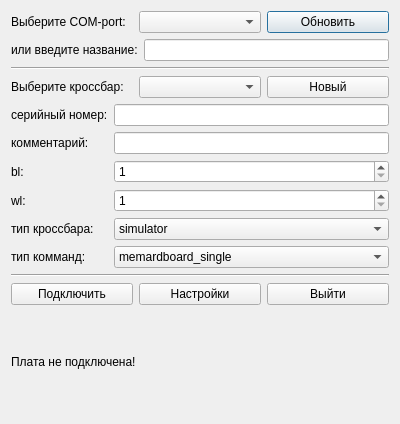
Above: gui/uies/connect.ui from neurocomputer/MemriBoard before the change. Below: the same form after it.
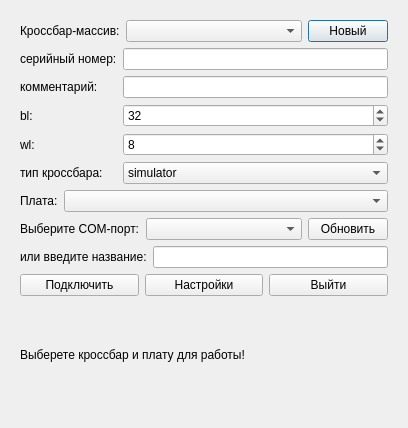
That is the form after the change.

```diff
--- a/gui/uies/connect.ui
+++ b/gui/uies/connect.ui
@@ -6,8 +6,8 @@
    <rect>
     <x>0</x>
     <y>0</y>
-    <width>400</width>
-    <height>424</height>
+    <width>408</width>
+    <height>428</height>
    </rect>
   </property>
   <property name="sizePolicy">
@@ -19,55 +19,36 @@
   <property name="windowTitle">
    <string>Подключение</string>
   </property>
-  <layout class="QVBoxLayout" name="verticalLayout">
+  <layout class="QVBoxLayout" name="verticalLayout_2">
    <item>
-    <layout class="QHBoxLayout" name="horizontalLayout_2">
-     <item>
-      <widget class="QLabel" name="label">
-       <property name="text">
-        <string>Выберите COM-port:</string>
-       </property>
-      </widget>
-     </item>
+    <widget class="QWidget" name="widget" native="true">
+     <property name="sizePolicy">
+      <sizepolicy hsizetype="Minimum" vsizetype="Minimum">
+       <horstretch>0</horstretch>
+       <verstretch>0</verstretch>
+      </sizepolicy>
+     </property>
+     <layout class="QVBoxLayout" name="verticalLayout_3">
      <item>
-      <widget class="QComboBox" name="combo_com_name"/>
-     </item>
-     <item>
-      <widget class="QPushButton" name="button_update">
-       <property name="text">
-        <string>Обновить</string>
-       </property>
-      </widget>
-     </item>
-    </layout>
-   </item>
-   <item>
-    <layout class="QHBoxLayout" name="horizontalLayout_3">
-     <item>
-      <widget class="QLabel" name="label_2">
-       <property name="text">
-        <string>или введите название:</string>
-       </property>
-      </widget>
-     </item>
-     <item>
-      <widget class="QLineEdit" name="edit_com_name"/>
-     </item>
-    </layout>
-   </item>
-   <item>
-    <widget class="Line" name="line">
-     <property name="orientation">
-      <enum>Qt::Horizontal</enum>
-     </property>
-    </widget>
-   </item>
+       <layout class="QVBoxLayout" name="central_layout">
+        <property name="sizeConstraint">
+         <enum>QLayout::SetMinimumSize</enum>
+        </property>
    <item>
     <layout class="QHBoxLayout" name="horizontalLayout">
+          <property name="sizeConstraint">
+           <enum>QLayout::SetMinimumSize</enum>
+          </property>
      <item>
-      <widget class="QLabel" name="label_3">
+           <widget class="QLabel" name="label">
+            <property name="sizePolicy">
+             <sizepolicy hsizetype="Maximum" vsizetype="Preferred">
+              <horstretch>0</horstretch>
+              <verstretch>0</verstretch>
+             </sizepolicy>
+            </property>
        <property name="text">
-        <string>Выберите кроссбар:</string>
+             <string>Кроссбар-массив:</string>
        </property>
       </widget>
      </item>
@@ -76,6 +57,12 @@
      </item>
      <item>
       <widget class="QPushButton" name="button_new_crossbar">
+            <property name="sizePolicy">
+             <sizepolicy hsizetype="Maximum" vsizetype="Fixed">
+              <horstretch>0</horstretch>
+              <verstretch>0</verstretch>
+             </sizepolicy>
+            </property>
        <property name="text">
         <string>Новый</string>
        </property>
@@ -84,113 +71,211 @@
     </layout>
    </item>
    <item>
-    <layout class="QGridLayout" name="new_cb_layout">
-     <item row="2" column="2">
-      <widget class="QSpinBox" name="edit_cb_bl">
-       <property name="minimum">
-        <number>1</number>
-       </property>
-      </widget>
-     </item>
-     <item row="3" column="2">
-      <widget class="QSpinBox" name="edit_cb_wl">
-       <property name="minimum">
-        <number>1</number>
-       </property>
-      </widget>
-     </item>
-     <item row="4" column="2">
-      <widget class="QComboBox" name="combo_cb_type">
-       <item>
+         <layout class="QGridLayout" name="gridLayout">
+          <property name="sizeConstraint">
+           <enum>QLayout::SetMinimumSize</enum>
+          </property>
+          <item row="2" column="0">
+           <widget class="QLabel" name="label_6">
+            <property name="sizePolicy">
+             <sizepolicy hsizetype="Maximum" vsizetype="Preferred">
+              <horstretch>0</horstretch>
+              <verstretch>0</verstretch>
+             </sizepolicy>
+            </property>
         <property name="text">
-         <string>simulator</string>
-        </property>
-       </item>
-       <item>
-        <property name="text">
-         <string>real</string>
-        </property>
-       </item>
-      </widget>
-     </item>
-     <item row="1" column="1">
-      <widget class="QLabel" name="label_5">
-       <property name="text">
-        <string>комментарий:</string>
-       </property>
-      </widget>
-     </item>
-     <item row="0" column="2">
-      <widget class="QLineEdit" name="edit_cb_serial"/>
-     </item>
-     <item row="3" column="1">
+             <string>bl:</string>
+            </property>
+           </widget>
+          </item>
+          <item row="3" column="0">
       <widget class="QLabel" name="label_7">
+            <property name="sizePolicy">
+             <sizepolicy hsizetype="Maximum" vsizetype="Preferred">
+              <horstretch>0</horstretch>
+              <verstretch>0</verstretch>
+             </sizepolicy>
+            </property>
        <property name="text">
         <string>wl:</string>
        </property>
       </widget>
      </item>
-     <item row="0" column="1">
+          <item row="4" column="0">
+           <widget class="QLabel" name="label_8">
+            <property name="sizePolicy">
+             <sizepolicy hsizetype="Maximum" vsizetype="Preferred">
+              <horstretch>0</horstretch>
+              <verstretch>0</verstretch>
+             </sizepolicy>
+            </property>
+            <property name="text">
+             <string>тип кроссбара:</string>
+            </property>
+           </widget>
+          </item>
+          <item row="1" column="0">
+           <widget class="QLabel" name="label_5">
+            <property name="sizePolicy">
+             <sizepolicy hsizetype="Maximum" vsizetype="Preferred">
+              <horstretch>0</horstretch>
+              <verstretch>0</verstretch>
+             </sizepolicy>
+            </property>
+            <property name="text">
+             <string>комментарий:</string>
+            </property>
+           </widget>
+          </item>
+          <item row="0" column="0">
       <widget class="QLabel" name="label_4">
+            <property name="sizePolicy">
+             <sizepolicy hsizetype="Maximum" vsizetype="Preferred">
+              <horstretch>0</horstretch>
+              <verstretch>0</verstretch>
+             </sizepolicy>
+            </property>
        <property name="text">
         <string>серийный номер:</string>
        </property>
       </widget>
      </item>
-     <item row="2" column="1">
-      <widget class="QLabel" name="label_6">
-       <property name="text">
-        <string>bl:</string>
-       </property>
-      </widget>
-     </item>
-     <item row="1" column="2">
+          <item row="0" column="1">
+           <widget class="QLineEdit" name="edit_cb_serial"/>
+          </item>
+          <item row="1" column="1">
       <widget class="QLineEdit" name="edit_cb_comment"/>
      </item>
+          <item row="2" column="1">
+           <widget class="QSpinBox" name="edit_cb_bl">
+            <property name="minimum">
+             <number>1</number>
+            </property>
+            <property name="maximum">
+             <number>64</number>
+            </property>
+            <property name="value">
+             <number>32</number>
+            </property>
+           </widget>
+          </item>
+          <item row="3" column="1">
+           <widget class="QSpinBox" name="edit_cb_wl">
+            <property name="minimum">
+             <number>1</number>
+            </property>
+            <property name="maximum">
+             <number>64</number>
+            </property>
+            <property name="value">
+             <number>8</number>
+            </property>
+           </widget>
+          </item>
      <item row="4" column="1">
-      <widget class="QLabel" name="label_8">
+           <widget class="QComboBox" name="combo_cb_type">
+            <item>
        <property name="text">
-        <string>тип кроссбара:</string>
-       </property>
-      </widget>
-     </item>
-     <item row="5" column="1">
-      <widget class="QLabel" name="label_9">
+              <string>simulator</string>
+             </property>
+            </item>
+            <item>
        <property name="text">
-        <string>тип комманд:</string>
-       </property>
-      </widget>
-     </item>
-     <item row="5" column="2">
-      <widget class="QComboBox" name="combo_c_type">
+              <string>real</string>
+             </property>
+            </item>
+           </widget>
+          </item>
+         </layout>
+        </item>
        <item>
+         <layout class="QVBoxLayout" name="verticalLayout">
+          <property name="sizeConstraint">
+           <enum>QLayout::SetMinimumSize</enum>
+          </property>
+          <item>
+           <layout class="QHBoxLayout" name="horizontalLayout_5">
+            <property name="sizeConstraint">
+             <enum>QLayout::SetMinimumSize</enum>
+            </property>
+            <item>
+             <widget class="QLabel" name="label_2">
+              <property name="sizePolicy">
+               <sizepolicy hsizetype="Maximum" vsizetype="Preferred">
+                <horstretch>0</horstretch>
+                <verstretch>0</verstretch>
+               </sizepolicy>
+              </property>
         <property name="text">
-         <string>memardboard_single</string>
-        </property>
+               <string>Плата:</string>
+              </property>
+             </widget>
        </item>
        <item>
+             <widget class="QComboBox" name="combo_board_type"/>
+            </item>
+           </layout>
+          </item>
+          <item>
+           <layout class="QHBoxLayout" name="horizontalLayout_2">
+            <property name="sizeConstraint">
+             <enum>QLayout::SetMinimumSize</enum>
+            </property>
+            <item>
+             <widget class="QLabel" name="label_com_promt">
+              <property name="sizePolicy">
+               <sizepolicy hsizetype="Maximum" vsizetype="Preferred">
+                <horstretch>0</horstretch>
+                <verstretch>0</verstretch>
+               </sizepolicy>
+              </property>
         <property name="text">
-         <string>memardboard_crossbar</string>
-        </property>
+               <string>Выберите COM-порт:</string>
+              </property>
+             </widget>
        </item>
        <item>
+             <widget class="QComboBox" name="combo_com_name"/>
+            </item>
+            <item>
+             <widget class="QPushButton" name="button_update">
+              <property name="sizePolicy">
+               <sizepolicy hsizetype="Maximum" vsizetype="Fixed">
+                <horstretch>0</horstretch>
+                <verstretch>0</verstretch>
+               </sizepolicy>
+              </property>
         <property name="text">
-         <string>memricore</string>
-        </property>
-       </item>
+               <string>Обновить</string>
+              </property>
       </widget>
      </item>
     </layout>
    </item>
    <item>
-    <widget class="Line" name="line_2">
-     <property name="orientation">
-      <enum>Qt::Horizontal</enum>
-     </property>
-    </widget>
+           <layout class="QHBoxLayout" name="horizontalLayout_3">
+            <property name="sizeConstraint">
+             <enum>QLayout::SetMinimumSize</enum>
+            </property>
+            <item>
+             <widget class="QLabel" name="label_com_entry">
+              <property name="text">
+               <string>или введите название:</string>
+              </property>
+             </widget>
+            </item>
+            <item>
+             <widget class="QLineEdit" name="edit_com_name"/>
+            </item>
+           </layout>
+          </item>
+         </layout>
    </item>
    <item>
     <layout class="QHBoxLayout" name="horizontalLayout_4">
+          <property name="sizeConstraint">
+           <enum>QLayout::SetMinimumSize</enum>
+          </property>
      <item>
       <widget class="QPushButton" name="button_connect">
        <property name="text">
@@ -217,8 +302,13 @@
    <item>
     <widget class="QLabel" name="label_status">
      <property name="text">
-      <string>Плата не подключена!</string>
-     </property>
+           <string>Выберете кроссбар и плату для работы!</string>
+          </property>
+         </widget>
+        </item>
+       </layout>
+      </item>
+     </layout>
     </widget>
    </item>
   </layout>
```
Lines whose indentation alone changed are shown as unchanged.
